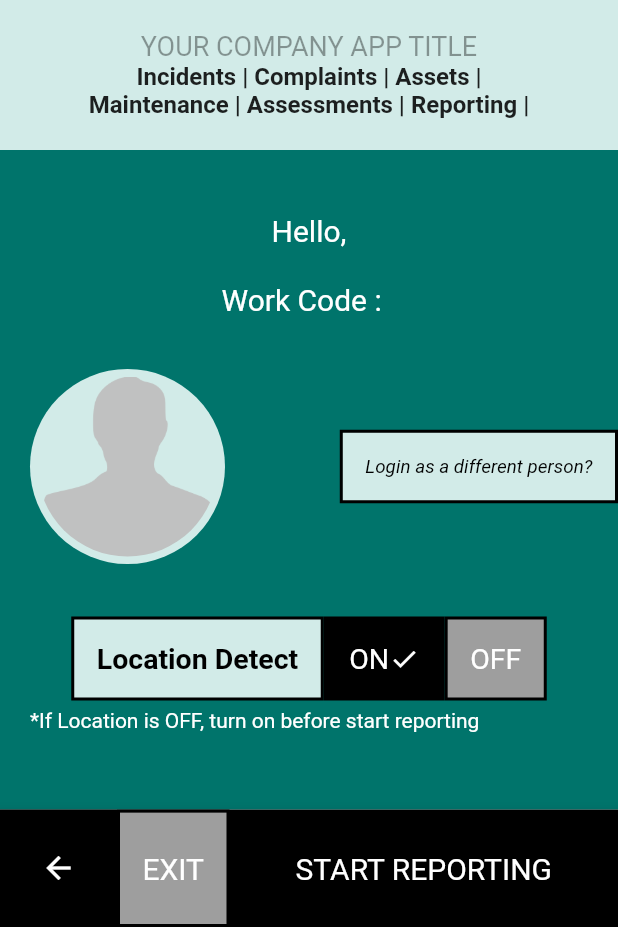
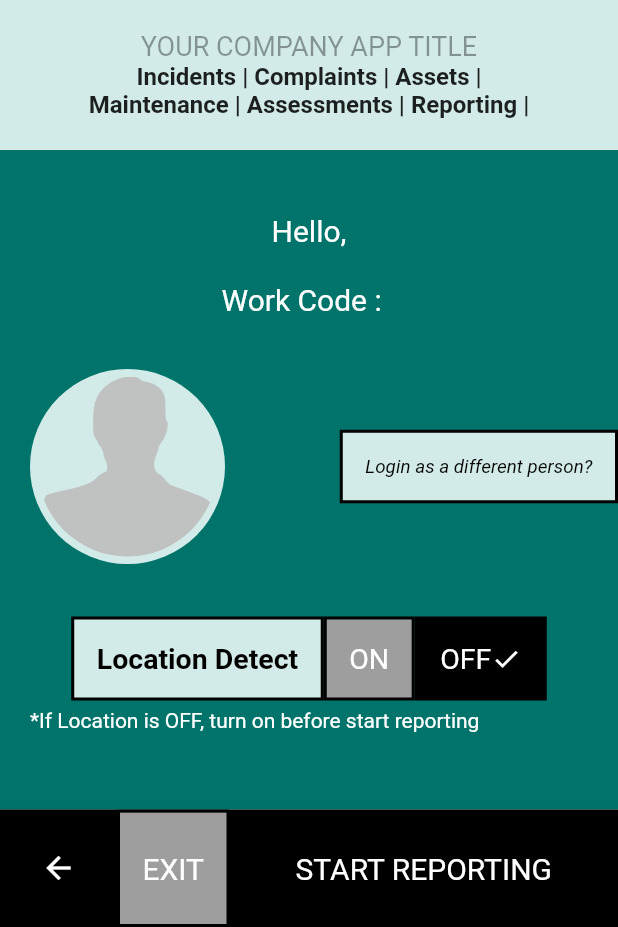
Before and after one commit to Prabal23/crime_report, a Flutter app: the MainPage screen opened directly, on a phone screen of 412 x 824 dp, the part 309-1236 px from its top. Run offline on Flutter 3.47's test engine with Material 2 defaults, Android fonts, the phone set to English and light mode, and no system bars; our stand-ins replace flutter_redux, location, redux, toast; missing offline and left inert: geocoder; statements that could not run were skipped.

Commit message:
Location click done

```diff
--- a/lib/main.dart
+++ b/lib/main.dart
@@ -18,7 +18,9 @@ String name = '',
     password = '',
     location = '',
     address = '',
-    country = '';
+    country = '',
+    locate = '',
+    add = '';
 String date = '', time = '';
 
 class MyApp extends StatelessWidget {
--- a/lib/pages/login_reg.dart
+++ b/lib/pages/login_reg.dart
@@ -1233,8 +1233,13 @@ class _LogRegPageState extends State<LogRegPage> {
     var first = addresses.first;
     //address = "${first.featureName} & ${first.addressLine} & ${first.adminArea}";
     address = "${first.addressLine}";
+    add = "${first.addressLine}";
     country = "${first.countryName}";
     location = curLocation['latitude'].toString() +
+        ", " +
+        curLocation['longitude'].toString();
+
+    locate = curLocation['latitude'].toString() +
         ", " +
         curLocation['longitude'].toString();
   }
--- a/lib/pages/main_page.dart
+++ b/lib/pages/main_page.dart
@@ -303,18 +303,48 @@ class _MainPageState extends State<MainPage> {
                                     fontSize: 19,
                                     fontWeight: FontWeight.bold)),
                           ),
-                          Container(
+                          (locate == '' || add == '')
+                              ? Container(
                                   padding: EdgeInsets.all(15),
                                   decoration: BoxDecoration(
                                     border: Border(
-                                top:
-                                    BorderSide(width: 2.0, color: Colors.black),
-                                bottom:
-                                    BorderSide(width: 2.0, color: Colors.black),
-                                right:
-                                    BorderSide(width: 2.0, color: Colors.black),
-                                left:
-                                    BorderSide(width: 2.0, color: Colors.black),
+                                      top: BorderSide(
+                                          width: 2.0, color: Colors.black),
+                                      bottom: BorderSide(
+                                          width: 2.0, color: Colors.black),
+                                      right: BorderSide(
+                                          width: 2.0, color: Colors.black),
+                                      left: BorderSide(
+                                          width: 2.0, color: Colors.black),
+                                    ),
+                                    borderRadius: BorderRadius.circular(0),
+                                    color: Colors.grey,
+                                  ),
+                                  child: GestureDetector(
+                                    onTap: () {
+                                      locate = location;
+                                      add = address;
+                                    },
+                                    child: Text("ON",
+                                        style: TextStyle(
+                                          color: Colors.white,
+                                          fontSize: 19,
+                                          //fontWeight: FontWeight.bold
+                                        )),
+                                  ),
+                                )
+                              : Container(
+                                  padding: EdgeInsets.all(15),
+                                  decoration: BoxDecoration(
+                                    border: Border(
+                                      top: BorderSide(
+                                          width: 2.0, color: Colors.black),
+                                      bottom: BorderSide(
+                                          width: 2.0, color: Colors.black),
+                                      right: BorderSide(
+                                          width: 2.0, color: Colors.black),
+                                      left: BorderSide(
+                                          width: 2.0, color: Colors.black),
                                     ),
                                     borderRadius: BorderRadius.circular(0),
                                     color: Colors.black,
@@ -335,28 +365,69 @@ class _MainPageState extends State<MainPage> {
                                     ],
                                   ),
                                 ),
-                          Container(
+                          (locate == '' || add == '')
+                              ? Container(
                                   padding: EdgeInsets.all(15),
                                   decoration: BoxDecoration(
                                     border: Border(
-                                top:
-                                    BorderSide(width: 2.0, color: Colors.black),
-                                bottom:
-                                    BorderSide(width: 2.0, color: Colors.black),
-                                right:
-                                    BorderSide(width: 2.0, color: Colors.black),
-                                left:
-                                    BorderSide(width: 2.0, color: Colors.black),
+                                      top: BorderSide(
+                                          width: 2.0, color: Colors.black),
+                                      bottom: BorderSide(
+                                          width: 2.0, color: Colors.black),
+                                      right: BorderSide(
+                                          width: 2.0, color: Colors.black),
+                                      left: BorderSide(
+                                          width: 2.0, color: Colors.black),
+                                    ),
+                                    borderRadius: BorderRadius.circular(0),
+                                    color: Colors.black,
+                                  ),
+                                  child: Row(
+                                    children: <Widget>[
+                                      Text("OFF",
+                                          style: TextStyle(
+                                            color: Colors.white,
+                                            fontSize: 19,
+                                            //fontWeight: FontWeight.bold
+                                          )),
+                                      Icon(
+                                        Icons.done,
+                                        color: Colors.white,
+                                        size: 20,
+                                      ),
+                                    ],
+                                  ),
+                                )
+                              : Container(
+                                  padding: EdgeInsets.all(15),
+                                  decoration: BoxDecoration(
+                                    border: Border(
+                                      top: BorderSide(
+                                          width: 2.0, color: Colors.black),
+                                      bottom: BorderSide(
+                                          width: 2.0, color: Colors.black),
+                                      right: BorderSide(
+                                          width: 2.0, color: Colors.black),
+                                      left: BorderSide(
+                                          width: 2.0, color: Colors.black),
                                     ),
                                     borderRadius: BorderRadius.circular(0),
                                     color: Colors.grey,
                                   ),
+                                  child: GestureDetector(
+                                    onTap: () {
+                                      setState(() {
+                                        locate = '';
+                                        add = '';
+                                      });
+                                    },
                                     child: Text("OFF",
                                         style: TextStyle(
                                           color: Colors.white,
                                           fontSize: 19,
                                           //fontWeight: FontWeight.bold
                                         )),
+                                  ),
                                 ),
                         ],
                       ),
```
Also changed, not shown: lib/pages/follow_up.dart (+17 -2 lines), lib/pages/report_page.dart (+17 -2 lines). Lines whose indentation alone changed are shown as unchanged.
